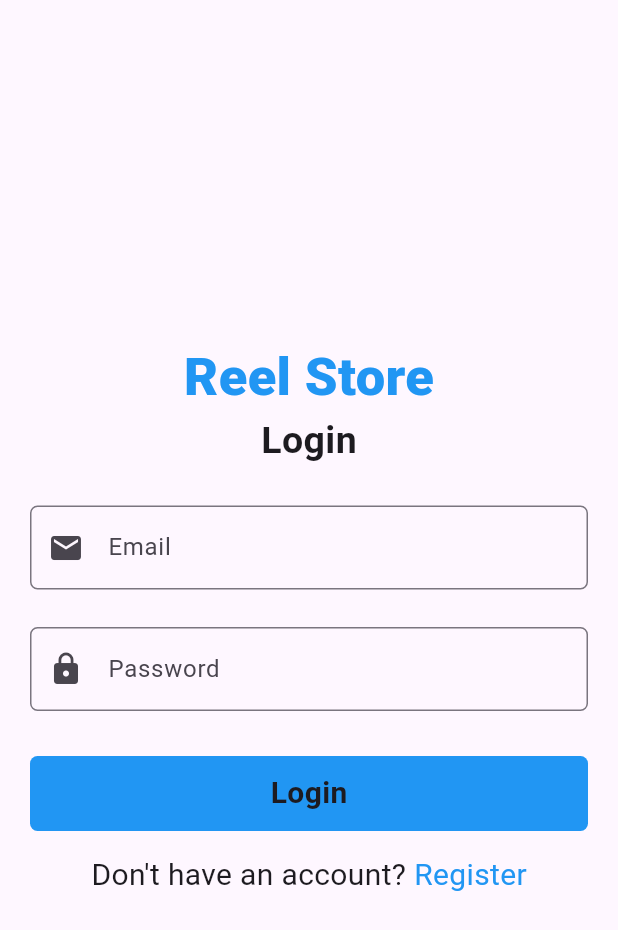
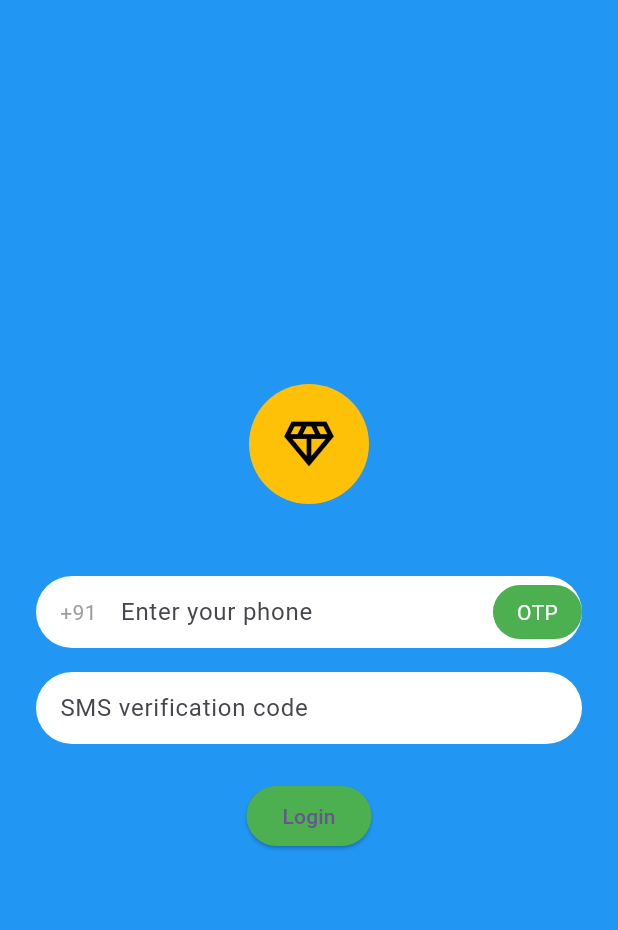
Before and after one commit to ItzSjDude/flutter_app, a Flutter app: the LoginScreen screen opened directly, on a phone screen of 412 x 824 dp. Shown: the top 930 px of the screen. Run offline on Flutter 3.47's test engine with Material 3 defaults, Android fonts, the phone set to English and light mode, and no system bars.

Commit message:
Created LoginScreen

```diff
--- a/lib/main.dart
+++ b/lib/main.dart
@@ -1,6 +1,7 @@
 import 'package:flutter/material.dart';
 import "screens/HomeScreen.dart";
 import 'screens/BottomNavBar.dart';
+import 'views/login_screen.dart';
 
 void main() {
   runApp(const MyApp());
@@ -18,7 +19,9 @@ class MyApp extends StatelessWidget {
         colorScheme: ColorScheme.fromSeed(seedColor: Colors.deepPurple),
         useMaterial3: true,
       ),
-      home:  BottomNavBar(),
+      // home:  BottomNavBar(),
+      home : LoginScreen(),
+      debugShowCheckedModeBanner: false,
     );
   }
 }
--- a/lib/screens/RecordScreen.dart
+++ b/lib/screens/RecordScreen.dart
@@ -14,7 +14,6 @@ class RecordScreen extends StatelessWidget {
               crossAxisAlignment: CrossAxisAlignment.start,
               children: [
                 _buildDetailExchangeRow(),
-
               ],
             ),
           ),
--- a/lib/views/login_screen.dart
+++ b/lib/views/login_screen.dart
@@ -3,112 +3,73 @@ import 'package:flutter/material.dart';
 class LoginScreen extends StatelessWidget {
   LoginScreen({Key? key}) : super(key: key);
 
-  final TextEditingController _emailController = TextEditingController();
-  final TextEditingController _passwordController = TextEditingController();
-
-  // Define your button color
-  final Color buttonColor = Colors.blue;
-
-  // Define your authController (for example purposes, assuming you have this defined somewhere in your code)
-  final authController = AuthController();
-
   @override
-  Widget build(BuildContext context) {
+  Widget build(BuildContext  context){
     return Scaffold(
-      body: Container(
-        alignment: Alignment.center,
-        child: SingleChildScrollView(
+      backgroundColor: Colors.blue,
+      body: SafeArea(
+        child: Padding(
+          padding: EdgeInsets.symmetric(horizontal: 24.0),
           child: Column(
             mainAxisAlignment: MainAxisAlignment.center,
             children: [
-              Text(
-                'Reel Store',
-                style: TextStyle(
-                    fontSize: 35, color: buttonColor, fontWeight: FontWeight.w900),
+              CircleAvatar(
+                backgroundColor: Colors.amber,
+                radius: 40,
+                child: Icon(Icons.diamond_outlined, size: 40, color: Colors.black),
               ),
-              const Text(
-                'Login',
-                style: TextStyle(
-                  fontSize: 25,
-                  fontWeight: FontWeight.w700,
+              SizedBox(height: 48),
+              Container(
+                decoration: BoxDecoration(
+                  color: Colors.white,
+                  borderRadius: BorderRadius.circular(25),
+                ),
+                child: Row(
+                  children: [
+                    Padding(
+                      padding: EdgeInsets.only(left: 16),
+                      child: Text('+91', style: TextStyle(color: Colors.grey)),
+                    ),
+                    Expanded(
+                      child: TextField(
+                        decoration: InputDecoration(
+                          hintText: 'Enter your phone',
+                          border: InputBorder.none,
+                          contentPadding: EdgeInsets.symmetric(horizontal: 16),
+                        ),
+                      ),
+                    ),
+                    Container(
+                      padding: EdgeInsets.symmetric(horizontal: 16, vertical: 8),
+                      decoration: BoxDecoration(
+                        color: Colors.green,
+                        borderRadius: BorderRadius.circular(25),
+                      ),
+                      child: Text('OTP', style: TextStyle(color: Colors.white)),
+                    ),
+                  ],
                 ),
               ),
-              const SizedBox(
-                height: 25,
-              ),
+              SizedBox(height: 16),
               Container(
-                width: MediaQuery.of(context).size.width,
-                margin: const EdgeInsets.symmetric(horizontal: 20),
-                child: TextInputField(
-                  controller: _emailController,
-                  labelText: 'Email',
-                  icon: Icons.email,
+                decoration: BoxDecoration(
+                  color: Colors.white,
+                  borderRadius: BorderRadius.circular(25),
                 ),
-              ),
-              const SizedBox(
-                height: 25,
-              ),
-              Container(
-                width: MediaQuery.of(context).size.width,
-                margin: const EdgeInsets.symmetric(horizontal: 20),
-                child: TextInputField(
-                  controller: _passwordController,
-                  labelText: 'Password',
-                  icon: Icons.lock,
-                  isObscure: true,
-                ),
-              ),
-              const SizedBox(
-                height: 30,
-              ),
-              Container(
-                width: MediaQuery.of(context).size.width - 40,
-                height: 50,
-                decoration: BoxDecoration(
-                  color: buttonColor,
-                  borderRadius: const BorderRadius.all(
-                    Radius.circular(5),
-                  ),
-                ),
-                child: InkWell(
-                  onTap: () => authController.loginUser(
-                      _emailController.text, _passwordController.text),
-                  child: const Center(
-                    child: Text(
-                      'Login',
-                      style: TextStyle(
-                        fontSize: 20,
-                        fontWeight: FontWeight.w700,
-                      ),
-                    ),
+                child: TextField(
+                  decoration: InputDecoration(
+                    hintText: 'SMS verification code',
+                    border: InputBorder.none,
+                    contentPadding: EdgeInsets.symmetric(horizontal: 16),
                   ),
                 ),
               ),
-              const SizedBox(
-                height: 15,
-              ),
-              Row(
-                mainAxisAlignment: MainAxisAlignment.center,
-                children: [
-                  const Text(
-                    'Don\'t have an account? ',
-                    style: TextStyle(
-                      fontSize: 20,
-                    ),
-                  ),
-                  InkWell(
-                    onTap: () => Navigator.of(context).push(
-                      MaterialPageRoute(
-                        builder: (context) => SignupScreen(),
-                      ),
-                    ),
-                    child: Text(
-                      'Register',
-                      style: TextStyle(fontSize: 20, color: buttonColor),
-                    ),
-                  ),
-                ],
-              ),
+              SizedBox(height: 24),
+              ElevatedButton(
+            onPressed: () {},
+              child: Text('Login'),
+              style: ElevatedButton.styleFrom(backgroundColor: Colors.green),
+             ),
             ],
           ),
         ),
@@ -116,56 +77,3 @@ class LoginScreen extends StatelessWidget {
     );
   }
 }
-
-// Assuming you have a controller for authentication
-class AuthController {
-  void loginUser(String email, String password) {
-    // Implement your login logic here
-  }
-}
-
-// Assuming TextInputField is a custom widget you have defined
-class TextInputField extends StatelessWidget {
-  final TextEditingController controller;
-  final String labelText;
-  final IconData icon;
-  final bool isObscure;
-
-  const TextInputField({
-    Key? key,
-    required this.controller,
-    required this.labelText,
-    required this.icon,
-    this.isObscure = false,
-  }) : super(key: key);
-
-  @override
-  Widget build(BuildContext context) {
-    return TextField(
-      controller: controller,
-      obscureText: isObscure,
-      decoration: InputDecoration(
-        prefixIcon: Icon(icon),
-        labelText: labelText,
-        border: OutlineInputBorder(
-          borderRadius: BorderRadius.all(Radius.circular(5)),
-        ),
-      ),
-    );
-  }
-}
-
-// Assuming you have a SignupScreen defined somewhere
-class SignupScreen extends StatelessWidget {
-  @override
-  Widget build(BuildContext context) {
-    return Scaffold(
-      appBar: AppBar(
-        title: Text('Signup'),
-      ),
-      body: Center(
-        child: Text('Signup Screen'),
-      ),
-    );
-  }
-}
```
